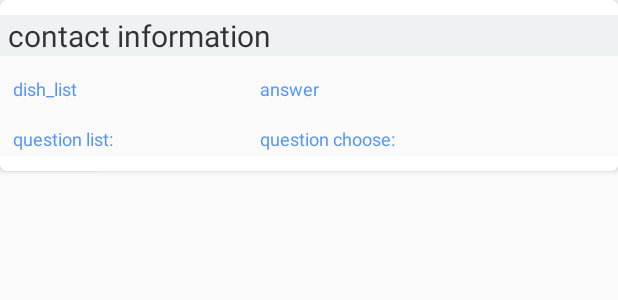
After one commit to jishiDevelopers/jishi-APP, an Android app: the layout activity_history_card_view.xml on its own in the app's theme, with its tools: preview values and no code run, on a phone screen of 412 x 824 dp. The commit adds this screen. Shown: the top 300 px of the screen. Run offline under Robolectric (Android 15) with nearby library versions, the phone set to English and light mode, and no system bars.

Commit message:
(feat):add history and finish recommend

```diff
--- a/app/build.gradle
+++ b/app/build.gradle
@@ -41,7 +41,7 @@ dependencies {
     implementation 'com.android.support:appcompat-v7:28.0.0'
     implementation 'com.android.support:design:28.0.0'
     implementation 'com.android.support:cardview-v7:28.0.0'
-
+    implementation 'com.android.support:recyclerview-v7:28.0.0'
     implementation 'com.google.code.gson:gson:2.8.5'
     implementation 'com.squareup.okhttp3:okhttp:3.12.0'
     implementation 'io.reactivex.rxjava2:rxjava:2.2.4'
--- /dev/null
+++ b/app/src/main/res/layout/activity_history_card_view.xml
@@ -0,0 +1,82 @@
+<?xml version="1.0" encoding="utf-8"?>
+<android.support.v7.widget.CardView xmlns:android="http://schemas.android.com/apk/res/android"
+    xmlns:app="http://schemas.android.com/apk/res-auto"
+    android:id="@+id/view_card"
+    android:layout_width="match_parent"
+    android:layout_height="wrap_content"
+    android:layout_marginBottom="20dp"
+    android:elevation="4dp"
+    android:orientation="vertical"
+    app:cardCornerRadius="4dp">
+
+    <RelativeLayout
+        android:layout_width="match_parent"
+        android:layout_height="match_parent"
+        android:layout_marginBottom="10dp"
+        android:layout_marginTop="10dp"
+        android:alpha="0.8"
+        android:background="#fafafa">
+
+        <TextView
+            android:id="@+id/title"
+            android:layout_width="match_parent"
+            android:layout_height="wrap_content"
+            android:background="#eceff1"
+            android:paddingLeft="5dp"
+            android:text="contact information"
+            android:textColor="#000000"
+            android:textSize="20sp" />
+
+        <TextView
+            android:id="@+id/text_dish_list"
+            android:layout_width="wrap_content"
+            android:layout_height="wrap_content"
+            android:layout_below="@id/title"
+            android:layout_marginLeft="5dp"
+            android:layout_marginTop="10dp"
+            android:gravity="center_vertical"
+            android:padding="3dp"
+            android:text="dish_list"
+            android:textColor="#2979ff"
+            android:textSize="12sp" />
+
+        <TextView
+            android:id="@+id/text_question_list"
+            android:layout_width="wrap_content"
+            android:layout_height="wrap_content"
+            android:layout_below="@id/text_dish_list"
+            android:layout_marginLeft="5dp"
+            android:layout_marginTop="10dp"
+            android:padding="3dp"
+            android:text="question list: "
+            android:textColor="#2979ff"
+            android:textSize="12sp" />
+
+        <TextView
+            android:id="@+id/text_question_answer"
+            android:layout_width="wrap_content"
+            android:layout_height="wrap_content"
+            android:layout_alignBaseline="@id/text_dish_list"
+            android:layout_alignParentLeft="true"
+            android:layout_marginLeft="170dp"
+            android:padding="3dp"
+            android:text="answer "
+            android:textColor="#2979ff"
+            android:textSize="12sp" />
+        <TextView
+            android:id="@+id/text_final_choose"
+            android:layout_width="wrap_content"
+            android:layout_height="wrap_content"
+            android:layout_below="@id/text_question_answer"
+            android:layout_alignBaseline="@id/text_question_list"
+            android:layout_marginLeft="170dp"
+            android:layout_marginTop="10dp"
+            android:padding="3dp"
+            android:text="question choose: "
+            android:textColor="#2979ff"
+            android:textSize="12sp" />
+
+
+    </RelativeLayout>
+
+</android.support.v7.widget.CardView>
```
Also changed, not shown: app/src/main/java/com/bbel/eatnow/HistoryActivity.java (added, +194 -0 lines), app/src/main/java/com/bbel/eatnow/RecommendActivity.java (+11 -11 lines), app/src/main/res/layout/activity_history.xml (added, +12 -0 lines).
